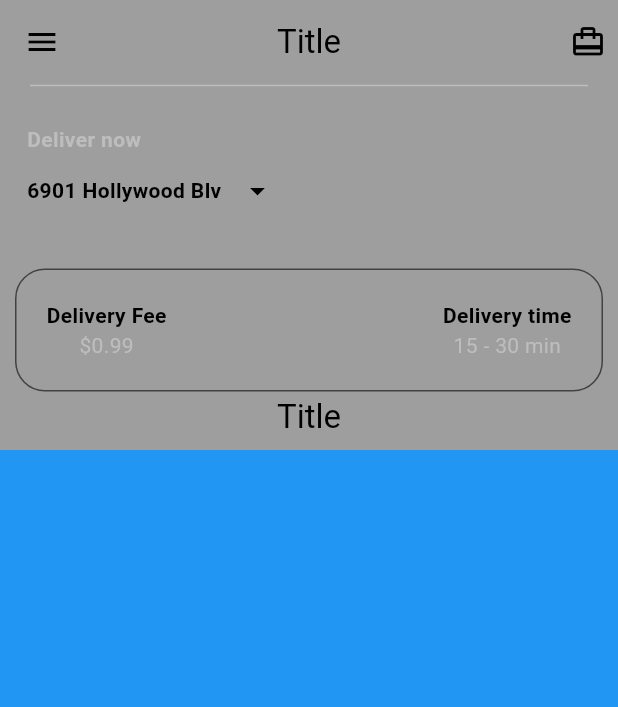
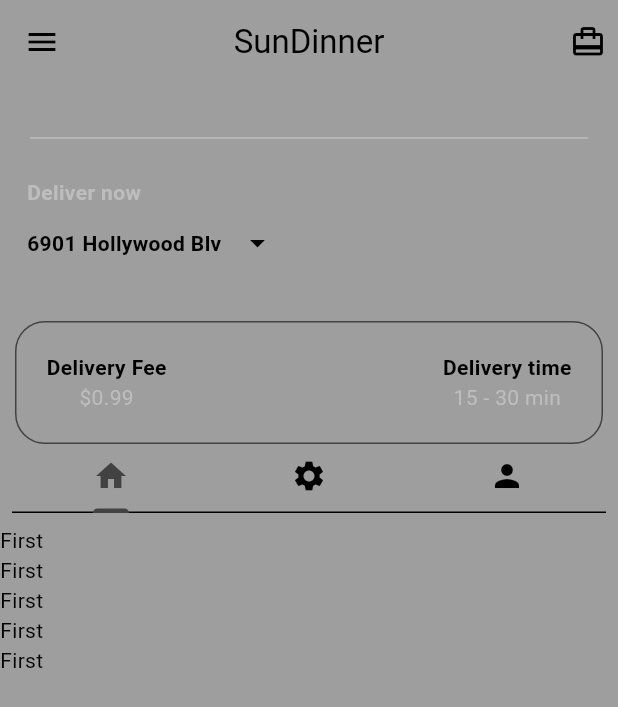
Before and after one commit to YoungjaeKimDeveloper/food_app_self, a Flutter app: the screen it shows after launch, after a tap on "Login", on a phone screen of 412 x 824 dp. Shown: the top 707 px of the screen. Run offline on Flutter 3.47's test engine with Material 3 defaults, Android fonts, the phone set to English and light mode, and no system bars.

Commit message:
Feat: Completed HomePage with NestedScrollView

```diff
--- a/lib/components/custom_sliverappbar.dart
+++ b/lib/components/custom_sliverappbar.dart
@@ -15,13 +15,13 @@ class CustomSliverappbar extends StatelessWidget {
   Widget build(BuildContext context) {
     return SliverAppBar(
       collapsedHeight: 120, // 최소높이
-      expandedHeight: 300, //최대높이
+      expandedHeight: 350, //최대높이
       pinned: true,
       backgroundColor: Theme.of(context).colorScheme.surface,
       elevation: 0,
       centerTitle: true,
       floating: true, //끝까지 밀어야 지워짐
-      title: title,
+      title: Text("SunDinner"),
       actions: [
         Padding(
           padding: const EdgeInsets.all(8.0),
--- /dev/null
+++ b/lib/components/custom_tab_bar.dart
@@ -0,0 +1,22 @@
+import 'package:flutter/material.dart';
+
+class CustomTabBar extends StatelessWidget {
+  final TabController tabController;
+  const CustomTabBar({super.key, required this.tabController});
+
+  @override
+  Widget build(BuildContext context) {
+    return Container(
+      child: TabBar(
+        controller: tabController,
+        tabs: [
+          // 1st tab
+          Tab(icon: Icon(Icons.home)),
+          // 2nd tab
+          Tab(icon: Icon(Icons.settings)),
+          Tab(icon: Icon(Icons.person)),
+        ],
+      ),
+    );
+  }
+}
--- a/lib/pages/home_page.dart
+++ b/lib/pages/home_page.dart
@@ -3,12 +3,33 @@ import 'package:food/components/custom_current_location.dart';
 import 'package:food/components/custom_description.dart';
 import 'package:food/components/custom_drawer.dart';
 import 'package:food/components/custom_sliverappbar.dart';
+import 'package:food/components/custom_tab_bar.dart';
 
-class HomePage extends StatelessWidget {
+class HomePage extends StatefulWidget {
   const HomePage({super.key});
 
   @override
+  State<HomePage> createState() => _HomePageState();
+}
+
+class _HomePageState extends State<HomePage> with TickerProviderStateMixin {
+  late TabController _tabController;
+  // init Controller
+  @override
+  void initState() {
+    super.initState();
+    _tabController = TabController(length: 3, vsync: this);
+  }
+
+  @override
+  void dispose() {
+    _tabController.dispose();
+    super.dispose();
+  }
+
+  @override
   Widget build(BuildContext context) {
+    // tab controller
     return Scaffold(
       drawer: CustomDrawer(),
       // Body가 움직이면 Sliver도 스크롤이 가능하기떄문에 같이 내려감
@@ -17,11 +38,11 @@ class HomePage extends StatelessWidget {
           return [
             // 유동적인 Appbar를 만들어줌
             CustomSliverappbar(
-              title: Text("Title"),
+              title: CustomTabBar(tabController: _tabController),
               child: Column(
                 crossAxisAlignment: CrossAxisAlignment.start,
                 children: [
-                  SizedBox(height: 20),
+                  SizedBox(height: 40),
                   Divider(
                     color: Theme.of(context).colorScheme.secondary,
                     indent: 20,
@@ -34,7 +55,29 @@ class HomePage extends StatelessWidget {
             ),
           ];
         },
-        body: Container(color: Colors.blue),
+        body: TabBarView(
+          controller: _tabController,
+          children: [
+            ListView.builder(
+              itemCount: 5,
+              itemBuilder: (context, index) {
+                return Text("First");
+              },
+            ),
+            ListView.builder(
+              itemCount: 5,
+              itemBuilder: (context, index) {
+                return Text("Second");
+              },
+            ),
+            ListView.builder(
+              itemCount: 5,
+              itemBuilder: (context, index) {
+                return Text("Third");
+              },
+            ),
+          ],
+        ),
       ),
     );
   }
```
